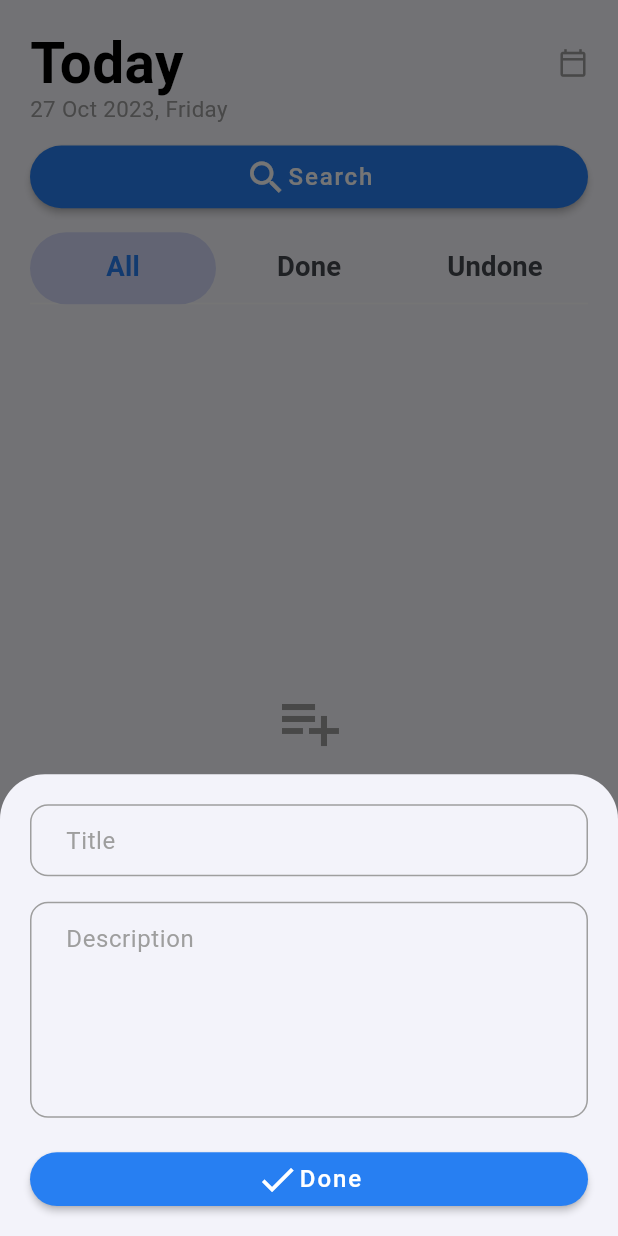
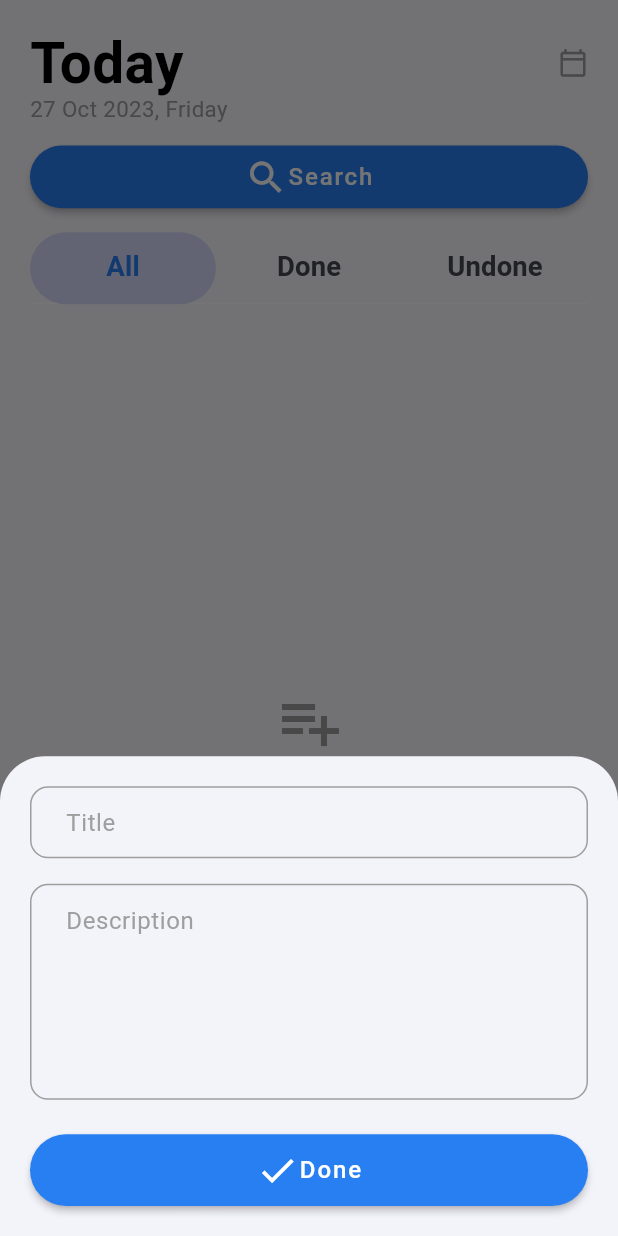
Before and after one commit to ziad500/TODO-APP-MASTER, a Flutter app: the screen it shows after launch, after a tap on "Add New Task", on a phone screen of 412 x 824 dp. Run offline on Flutter 3.47's test engine with Material 2 defaults, Android fonts, the phone set to English and light mode, and no system bars; our stand-ins replace dartz, flutter_bloc, flutter_screenutil, fluttertoast, get_it, sqflite; accounts and stored records are empty.

Commit message:
heit of button

```diff
--- a/lib/features/todo/presentation/screens/todos_screen/components/bottom_sheet_widget.dart
+++ b/lib/features/todo/presentation/screens/todos_screen/components/bottom_sheet_widget.dart
@@ -69,7 +69,7 @@ class BottomSheetWidget extends StatelessWidget {
                   }
                 },
                 child: MainButton(
-                  height: 30.h,
+                  height: 40.h,
                   title: "Done",
                   icon: Icons.done,
                   onPressed: () {
```
